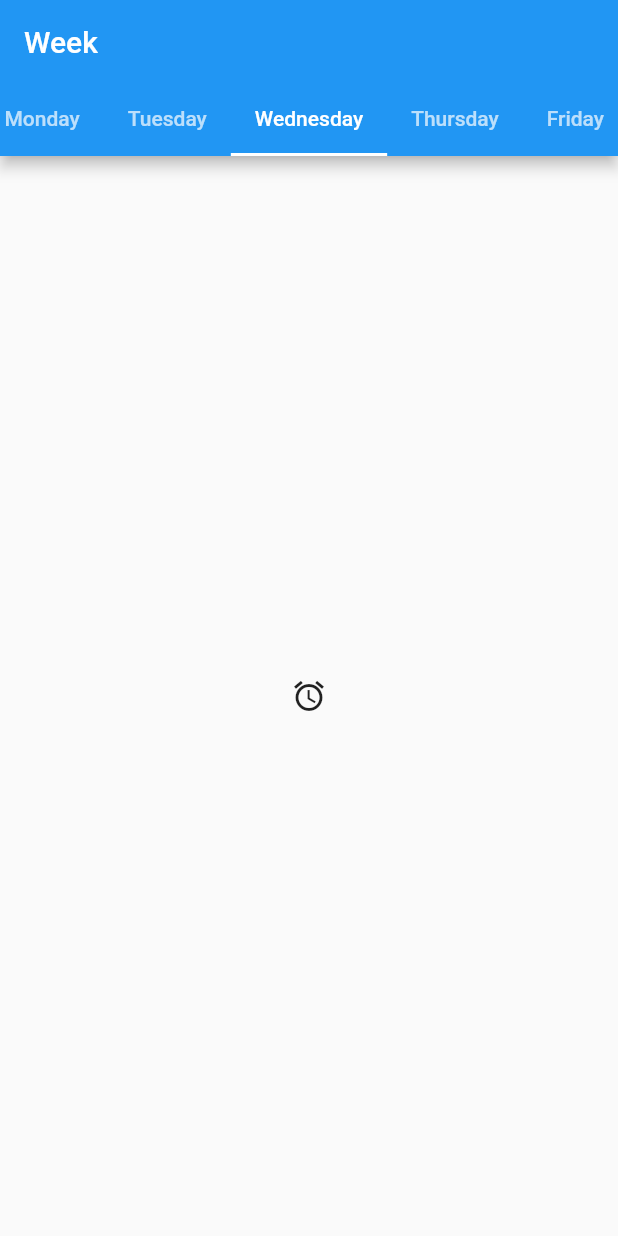
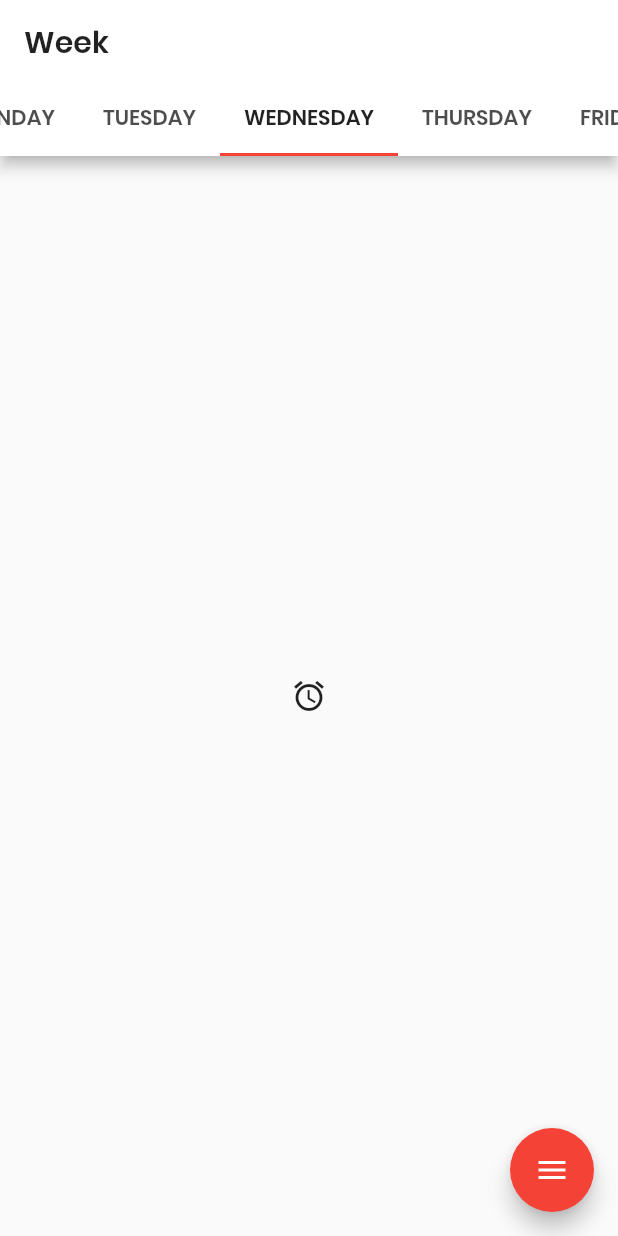
Before and after one commit to Joshlucpoll/tabletime, a Flutter app: the screen it shows after launch, on a phone screen of 412 x 824 dp. Run offline on Flutter 3.47's test engine with Material 2 defaults, Android fonts, the phone set to English and light mode, and no system bars; drawn by our look-alikes of flutter_speed_dial; missing offline and left inert: dart:html.

```diff
--- a/lib/main.dart
+++ b/lib/main.dart
@@ -1,9 +1,9 @@
-// Copyright 2018 The Flutter team. All rights reserved.
-// Use of this source code is governed by a BSD-style license that can be
-// found in the LICENSE file.
+import 'dart:html';
 
 import 'package:flutter/gestures.dart';
 import 'package:flutter/material.dart';
+
+import 'package:flutter_speed_dial/flutter_speed_dial.dart';
 
 
 void main() => runApp(StartPage());
@@ -11,21 +11,38 @@ void main() => runApp(StartPage());
 class StartPage extends StatelessWidget {
   @override
   Widget build(BuildContext context) {
-    return new MaterialApp(
+    return MaterialApp(
+      theme: ThemeData(
+        primaryColor: Colors.white,
+        accentColor: Colors.red,
+        fontFamily: "Poppins",
+      ),
+      darkTheme: ThemeData(
+        primaryColor: Colors.black87,
+        accentColor: Colors.red,
+        fontFamily: "Poppins",
+      ),
       title: "Tabletime",
-      debugShowCheckedModeBanner: false,
       home: Home(),
     );
   }
 }
 
+
 int getDay() {
   DateTime date = DateTime.now();
   int dayNum = date.weekday;
+
+  // If Saturday or Sunday, day will default to Monday
+  if(dayNum > 5) {
+    dayNum = 1;
+  }
+
   return dayNum - 1;
 }
 
 class Home extends StatelessWidget {
+
   @override
   Widget build(BuildContext context) {
     return PageView(
@@ -41,22 +58,7 @@ class Home extends StatelessWidget {
   }
 }
 
-class Week extends StatefulWidget {
-
-  // Week(int weekNum) {
-  //   this.weekNum = weekNum;
-  // }
-
-  @override
-  _WeekState createState() => _WeekState();
-}
-
-class _WeekState extends State<Week> {
-
-  // _WeekState(weekNum) {
-  //   this.weekNum = weekNum
-  // }
-
+class Week extends StatelessWidget {
   @override
   Widget build(BuildContext context) {
     return DefaultTabController (
@@ -69,11 +71,11 @@ class _WeekState extends State<Week> {
             dragStartBehavior: DragStartBehavior.down,
             isScrollable: true,
             tabs: [
-              Tab(text: "Monday"),
-              Tab(text: "Tuesday"),
-              Tab(text: "Wednesday"),
-              Tab(text: "Thursday"),
-              Tab(text: "Friday")
+              Tab(text: "MONDAY"),
+              Tab(text: "TUESDAY"),
+              Tab(text: "WEDNESDAY"),
+              Tab(text: "THURSDAY"),
+              Tab(text: "FRIDAY")
             ],
           ),
         ),
@@ -87,6 +89,30 @@ class _WeekState extends State<Week> {
             Tab(icon: Icon(Icons.access_alarm),)
           ],
         ),
+        bottomNavigationBar: BottomAppBar(
+
+        ),
+        floatingActionButton: SpeedDial(
+          animatedIcon: AnimatedIcons.menu_close,
+          closeManually: false,
+          children: [
+            SpeedDialChild(
+              child: Icon(Icons.today),
+              backgroundColor: Colors.blue,
+              label: "Tasks"
+            ),
+            SpeedDialChild(
+              child: Icon(Icons.edit),
+              backgroundColor: Colors.green,
+              label: "Edit"
+            ),
+            SpeedDialChild(
+              child: Icon(Icons.settings),
+              backgroundColor: Colors.grey,
+              label: "Settings"
+            )
+          ],
+        ),
       ),
     );
   }
```
Also changed, not shown: pubspec.yaml (+8 -12 lines), fonts/Poppins-Light.ttf (added), fonts/Poppins-LightItalic.ttf (added), fonts/Poppins-Medium.ttf (added), fonts/Poppins-MediumItalic.ttf (added), fonts/Poppins-Regular.ttf (added), fonts/Poppins-SemiBold.ttf (added), fonts/Poppins-SemiBoldItalic.ttf (added), pubspec.lock, 2 other files.
